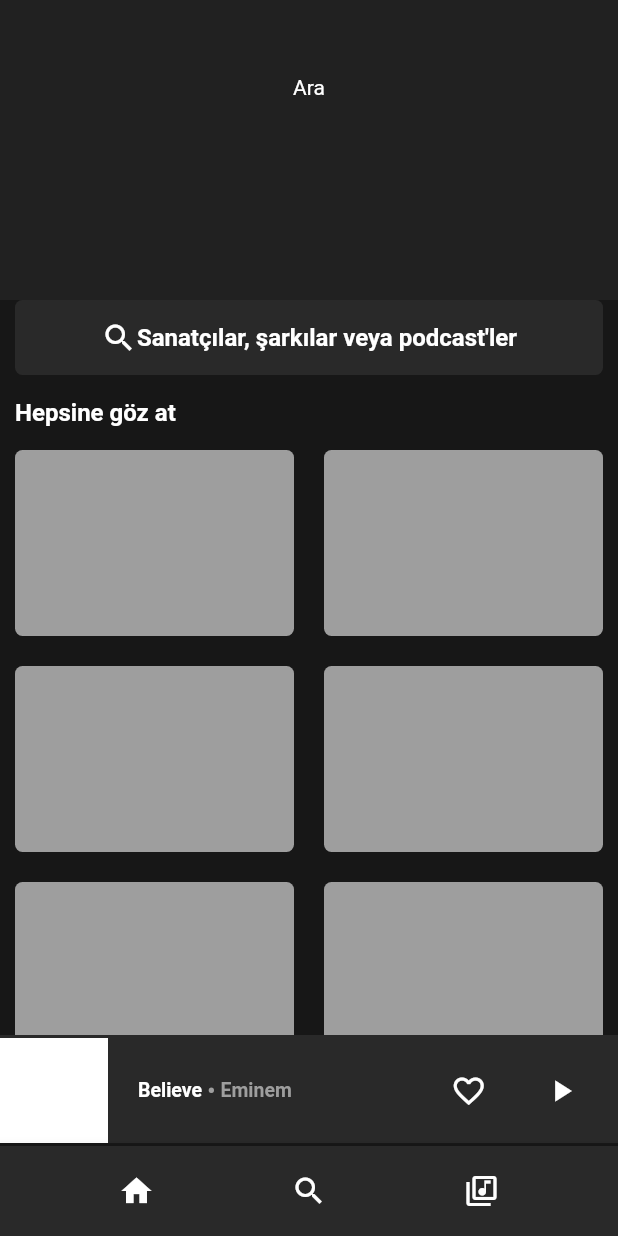
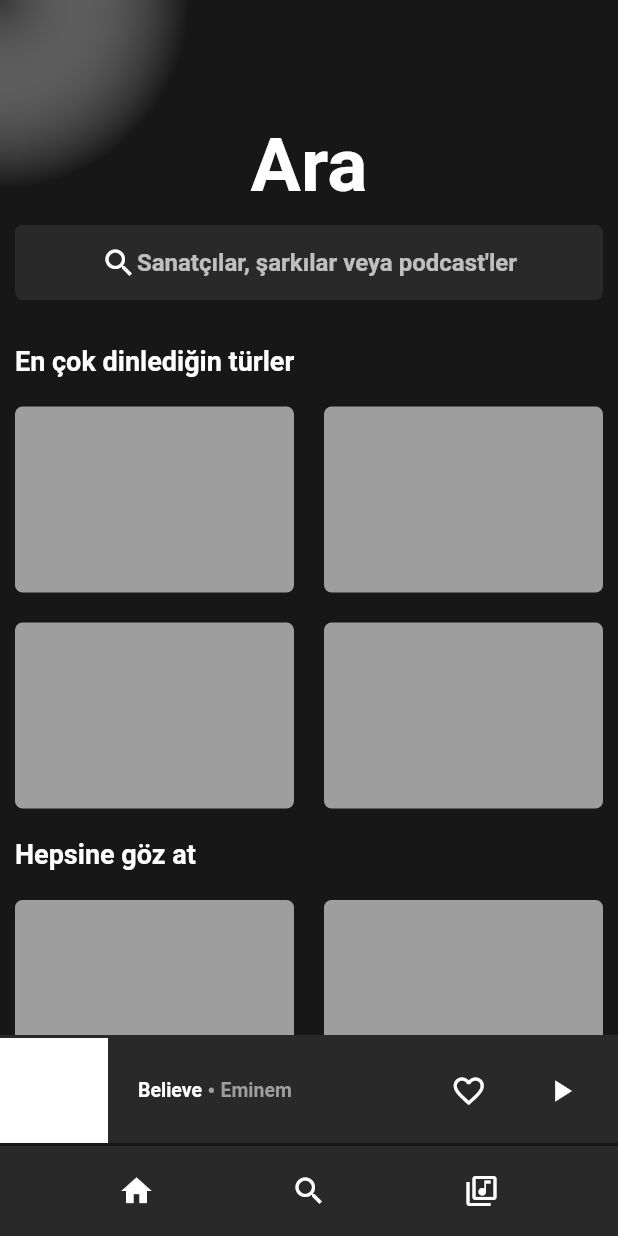
Before and after one commit to frost768/musify, a Flutter app: the screen it shows after launch, swiped to page 2, on a phone screen of 412 x 824 dp. Run offline on Flutter 3.47's test engine with Material 2 defaults, Android fonts, the phone set to English and light mode, and no system bars; our stand-ins replace get.

Commit message:
Search view design completed

```diff
--- a/lib/components/searchbar_placeholder.dart
+++ b/lib/components/searchbar_placeholder.dart
@@ -8,6 +8,7 @@ class SearchBarPlaceholder extends StatelessWidget {
   Widget build(BuildContext context) {
     return Container(
       height: 50,
+      margin: const EdgeInsets.symmetric(vertical: 10),
       decoration: BoxDecoration(
           color: kMainColor, borderRadius: BorderRadius.circular(5)),
       child: Row(
@@ -16,7 +17,10 @@ class SearchBarPlaceholder extends StatelessWidget {
           Icon(Icons.search),
           Text(
             searchBarPlaceholder,
-            style: TextStyle(fontSize: 16, fontWeight: FontWeight.bold),
+            style: TextStyle(
+                color: Colors.white70,
+                fontSize: 16,
+                fontWeight: FontWeight.bold),
           )
         ],
       ),
--- /dev/null
+++ b/lib/components/searchbar_placeholder_sliver.dart
@@ -0,0 +1,22 @@
+import 'package:flutter/material.dart';
+import 'package:spotify_clone/components/searchbar_placeholder.dart';
+import 'package:spotify_clone/core/consts.dart';
+
+class SearchBarPlaceholderSliver extends SliverPersistentHeaderDelegate {
+  @override
+  Widget build(
+      BuildContext context, double shrinkOffset, bool overlapsContent) {
+    return Container(color: kMainBackColor, child: SearchBarPlaceholder());
+  }
+
+  @override
+  double get maxExtent => 70.0;
+
+  @override
+  double get minExtent => 70.0;
+
+  @override
+  bool shouldRebuild(covariant SliverPersistentHeaderDelegate oldDelegate) {
+    return true;
+  }
+}
--- a/lib/data/strings.dart
+++ b/lib/data/strings.dart
@@ -1,7 +1,6 @@
 // Home Page
 String get homeGreetingTitle {
   int now = DateTime.now().hour;
-  print(now);
   bool isMorning = now >= 8 && now <= 12;
   bool isNoon = now >= 12 && now <= 18;
   if (isMorning)
@@ -40,7 +39,8 @@ const String libraryListTileLikedSongs = 'Beğenilen Şarkılar';
 
 // Search
 const String searchViewSliverSearch = 'Ara';
-const String searchViewCheckOutAll = 'Hepsine göz at';
+const String searchViewYourTopGenres = 'En çok dinlediğin türler';
+const String searchViewBrowseAll = 'Hepsine göz at';
 const String searchBarPlaceholder = "Sanatçılar, şarkılar veya podcast'ler";
 
 // Player Narrow
--- a/lib/views/search.dart
+++ b/lib/views/search.dart
@@ -1,49 +1,81 @@
 import 'package:flutter/material.dart';
-import 'package:spotify_clone/components/searchbar_placeholder.dart';
+import 'package:spotify_clone/components/searchbar_placeholder_sliver.dart';
 import 'package:spotify_clone/views/views.dart';
 
 class SearchView extends StatelessWidget {
   SearchView({Key? key}) : super(key: key);
   final dec =
       BoxDecoration(color: Colors.grey, borderRadius: BorderRadius.circular(5));
+  final boxDecoration = BoxDecoration(
+      gradient: RadialGradient(
+    center: Alignment.topLeft,
+    radius: 3,
+    stops: [0, 0.3],
+    colors: [Colors.white10, kMainBackColor],
+  ));
+  final gridTitleStyle = TextStyle(fontWeight: FontWeight.bold, fontSize: 18);
+  final gridTitleMargin = const EdgeInsets.symmetric(vertical: 20);
+  final searchViewSliverSearchStyle =
+      TextStyle(fontSize: 50, fontWeight: FontWeight.bold);
   @override
   Widget build(BuildContext context) {
     return NestedScrollView(
       headerSliverBuilder: (context, innerBoxIsScrolled) {
         return [
           SliverAppBar(
-              expandedHeight: 200,
-              flexibleSpace: Center(
-                child: Container(
-                  height: 100,
-                  child: Text(searchViewSliverSearch),
+            flexibleSpace: Container(
+              decoration: boxDecoration,
+              child: Column(
+                mainAxisAlignment: MainAxisAlignment.end,
+                children: [
+                  Text(
+                    searchViewSliverSearch,
+                    style: searchViewSliverSearchStyle,
+                  )
+                ],
               ),
             ),
-            ),
+            expandedHeight: 140,
+          )
         ];
       },
       body: SafeArea(
         child: Container(
           margin: const EdgeInsets.symmetric(horizontal: 10),
-            child: Column(
-              children: [
-                SearchBarPlaceholder(),
-                Row(
-                  mainAxisAlignment: MainAxisAlignment.start,
-                  children: [
-                    Container(
-                      height: 50,
-                      child: Center(
+          child: CustomScrollView(
+            slivers: [
+              SliverPersistentHeader(
+                  pinned: true, delegate: SearchBarPlaceholderSliver()),
+              SliverToBoxAdapter(
+                child: Container(
+                  margin: gridTitleMargin,
                   child: Text(
-                          searchViewCheckOutAll,
-                          style: kHeadingTitle.copyWith(fontSize: 16),
+                    searchViewYourTopGenres,
+                    style: gridTitleStyle,
                   ),
                 ),
               ),
-                  ],
+              SliverGrid.count(
+                crossAxisCount: 2,
+                mainAxisSpacing: 20,
+                crossAxisSpacing: 20,
+                childAspectRatio: 3 / 2,
+                children: List.generate(
+                    4,
+                    (index) => Container(
+                          decoration: dec,
+                        )),
               ),
-                Expanded(
-                  child: GridView.count(
+              SliverToBoxAdapter(
+                child: Container(
+                  margin: gridTitleMargin,
+                  child: Text(
+                    searchViewBrowseAll,
+                    style: gridTitleStyle,
+                  ),
+                ),
+              ),
+              SliverGrid.count(
                 crossAxisCount: 2,
                 mainAxisSpacing: 20,
                 crossAxisSpacing: 20,
@@ -53,11 +85,11 @@ class SearchView extends StatelessWidget {
                     (index) => Container(
                           decoration: dec,
                         )),
-                  ),
-                ),
+              )
             ],
           ),
         ),
-        ));
+      ),
+    );
   }
 }
```
Lines whose indentation alone changed are shown as unchanged.
